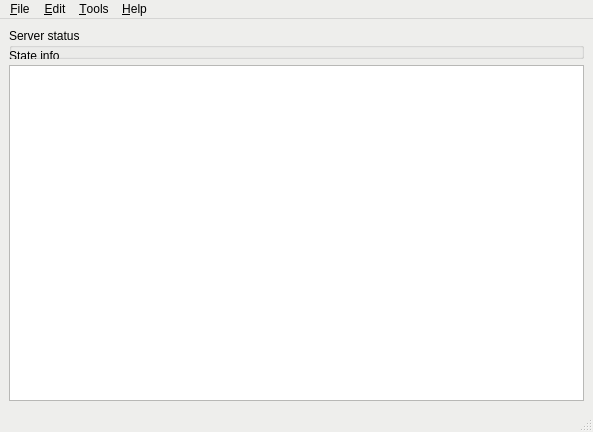
Above: src/ui/MainWindow.ui from trebleshot/desktop before the change. Below: the same form after it.
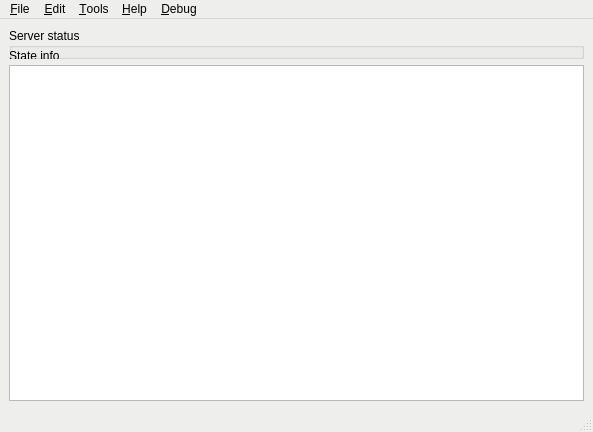
That is the form after the change.

Diff of the .ui file:
```diff
--- a/src/ui/MainWindow.ui
+++ b/src/ui/MainWindow.ui
@@ -567,10 +567,17 @@
     <addaction name="actionAbout_TrebleShot"/>
     <addaction name="actionAbout_Qt"/>
    </widget>
+   <widget class="QMenu" name="menu_Debug">
+    <property name="title">
+     <string>&amp;Debug</string>
+    </property>
+    <addaction name="actionStart_receiver"/>
+   </widget>
    <addaction name="menuFile"/>
    <addaction name="menuEdit"/>
    <addaction name="menuTool"/>
    <addaction name="menuHelp"/>
+   <addaction name="menu_Debug"/>
   </widget>
   <widget class="QStatusBar" name="statusbar"/>
   <action name="actionChange_device_name">
```
Left out of the diff: 5 changed lines with no effect on the pictures.
